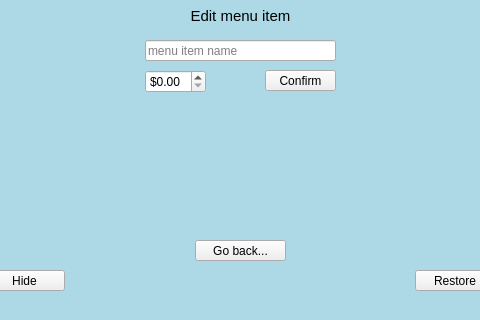
Before: the Qt Designer form src/views/adminview.ui in fast-food-finder-associates/FastFoodFinder, drawn with Qt 5; both pictures show x 115 to 595 and y 280 to 600 of the 710 by 600 pixel window.
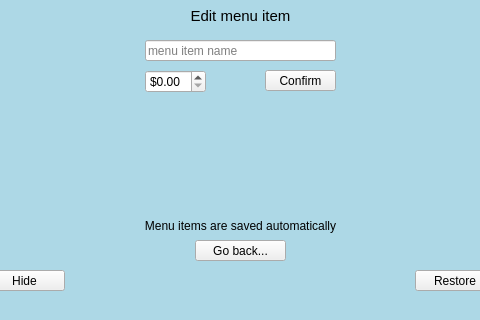
After: the same form once the commit is applied. The open tabs and pages were chosen to show the change.

Commit message: Moved confirm change button. Added a label for usage info

Diff of the .ui file:
```diff
--- a/src/views/adminview.ui
+++ b/src/views/adminview.ui
@@ -382,6 +382,22 @@
       <string>Confirm</string>
      </property>
     </widget>
+    <widget class="QLabel" name="label_menuInformation">
+     <property name="geometry">
+      <rect>
+       <x>260</x>
+       <y>490</y>
+       <width>191</width>
+       <height>31</height>
+      </rect>
+     </property>
+     <property name="text">
+      <string>Menu items are saved automatically</string>
+     </property>
+     <property name="alignment">
+      <set>Qt::AlignCenter</set>
+     </property>
+    </widget>
    </widget>
   </widget>
  </widget>
```
Left out of the diff: 6 changed lines with no effect on the pictures.
